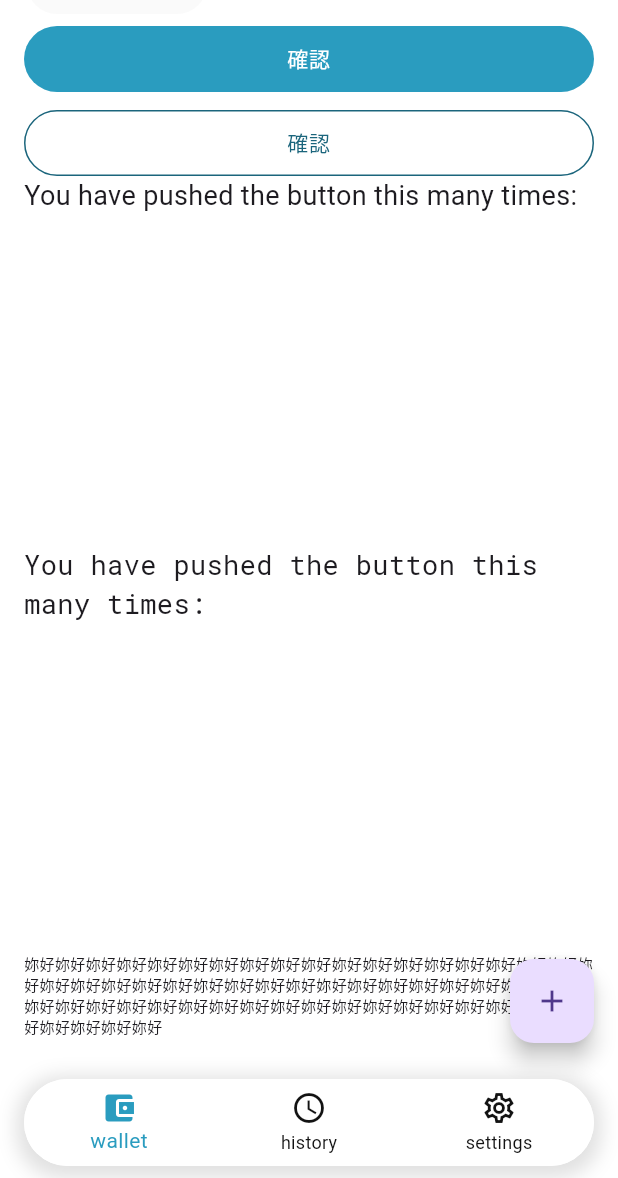
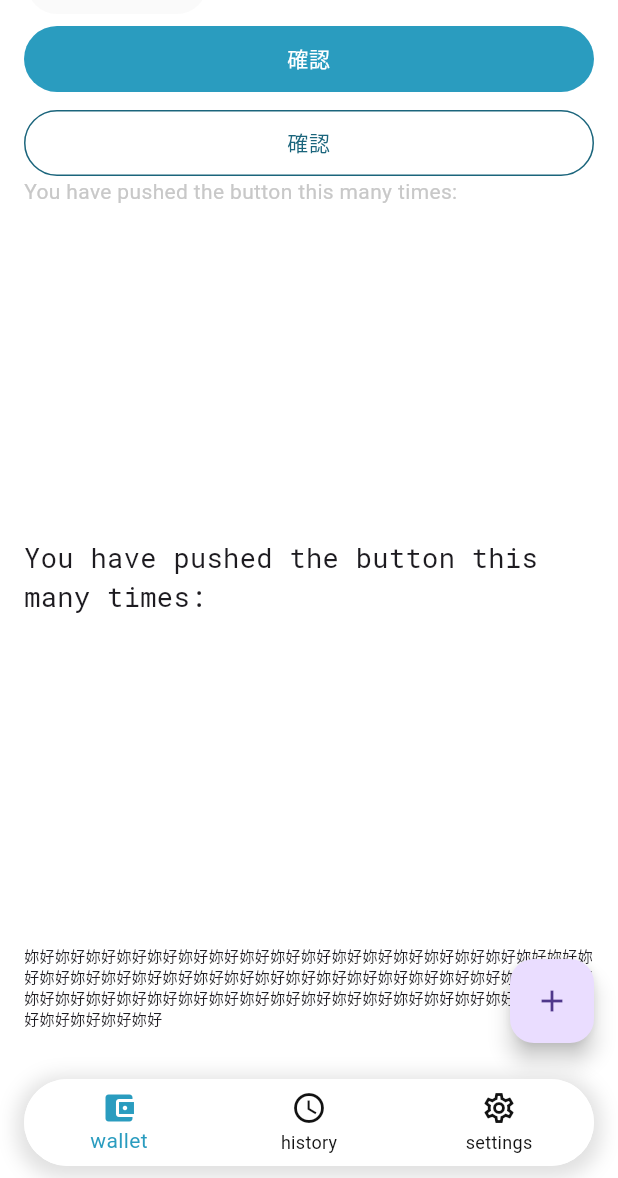
Before and after one commit to jun870805/blockchain_wallet, a Flutter app: the screen it shows after launch, on a phone screen of 412 x 824 dp, the part 58-1236 px from its top. Run offline on Flutter 3.47's test engine with Material 2 defaults, Android fonts, the phone set to English and light mode, and no system bars; drawn by our look-alikes of auto_size_text; our stand-ins replace flutter_riverpod, flutter_spinkit, shared_preferences; Roboto replaces fonts that are missing (MicrosoftJhengHei).

Commit message:
新增text button component

````diff
--- a/lib/features/wallet/presentation/screens/wallet_page.dart
+++ b/lib/features/wallet/presentation/screens/wallet_page.dart
@@ -59,13 +59,8 @@ class _WalletPageState extends State<WalletPage> {
           text: '確認',
           onPressed: () => const BWToast(text: '妳好').show(context),
         ),
-        const Text(
-          'You have pushed the button this many times:',
-          style: TextStyle(
-            fontFamily: 'MicrosoftJhengHei',
-            fontSize: 18,
-            fontWeight: FontWeight.normal,
-          ),
+        const BWTextButton(
+          text: 'You have pushed the button this many times:',
         ),
         const SizedBox(height: 220),
         const Text(
--- a/lib/shared/components/button/button.dart
+++ b/lib/shared/components/button/button.dart
@@ -2,6 +2,7 @@ export './dropdown_button.dart';
 export './icon_button.dart';
 export './primary_button.dart';
 export './secondary_button.dart';
+export './text_button.dart';
 
 // 按鈕大小類型
 enum ButtonSize { S, M, L }
--- /dev/null
+++ b/lib/shared/components/button/text_button.dart
@@ -0,0 +1,104 @@
+import 'package:flutter/material.dart';
+import '../../styles/styles.dart';
+
+TextStyle _getTextStyle(
+  BuildContext context,
+  TextStyle? customTextStyle,
+  bool disabled,
+  bool heldDown,
+) {
+  BWThemeData themeData = Theme.of(context).extension<BWThemeData>()!;
+
+  Color color = themeData.color.primary;
+
+  if (disabled) color = themeData.color.placeholder;
+  if (heldDown) color = themeData.color.primaryShade;
+
+  TextStyle textStyle =
+      customTextStyle ?? themeData.typography.bodyMediumRegular;
+
+  return textStyle.apply(color: color);
+}
+
+class BWTextButton extends StatefulWidget {
+  /// ## Text Button 文字按鈕
+  /// ### Parameters:
+  /// * **text**(String,***required***): 顯示文字
+  /// * **onPressed**(VoidCallback,_optional_): 點擊事件(當為null時是Disable狀態)
+  /// * **textStyle**(String,_optional_):
+  ///
+  /// ### Example:
+  /// ```dart
+  /// BWTextButton(
+  ///   text: 'click me',
+  ///   onPressed: (){
+  ///     print('on Pressed Click button');
+  ///   },
+  /// );
+  /// ```
+  const BWTextButton({
+    super.key,
+    required this.text,
+    this.onPressed,
+    this.textStyle,
+  });
+
+  /// 顯示文字
+  final String text;
+
+  /// 點擊事件(當為null時是Disable狀態)
+  final VoidCallback? onPressed;
+
+  /// 自定義文字Style
+  final TextStyle? textStyle;
+
+  /// 當onPressed為null時，自動disable按鈕
+  bool get enabled => onPressed != null;
+
+  @override
+  State<BWTextButton> createState() => _BWTextButtonState();
+}
+
+class _BWTextButtonState extends State<BWTextButton> {
+  bool _buttonHeldDown = false;
+
+  void _handleTapDown(TapDownDetails event) {
+    if (!_buttonHeldDown) {
+      _buttonHeldDown = true;
+    }
+    setState(() {});
+  }
+
+  void _handleTapUp(TapUpDetails event) {
+    if (_buttonHeldDown) {
+      _buttonHeldDown = false;
+    }
+    setState(() {});
+  }
+
+  void _handleTapCancel() {
+    if (_buttonHeldDown) {
+      _buttonHeldDown = false;
+    }
+    setState(() {});
+  }
+
+  @override
+  Widget build(BuildContext context) {
+    return GestureDetector(
+      onTap: widget.onPressed,
+      onTapDown: widget.enabled ? _handleTapDown : null,
+      onTapUp: widget.enabled ? _handleTapUp : null,
+      onTapCancel: widget.enabled ? _handleTapCancel : null,
+      child: Text(
+        widget.text,
+        style: _getTextStyle(
+          context,
+          widget.textStyle,
+          !widget.enabled,
+          _buttonHeldDown,
+        ),
+      ),
+    );
+  }
+}
````
